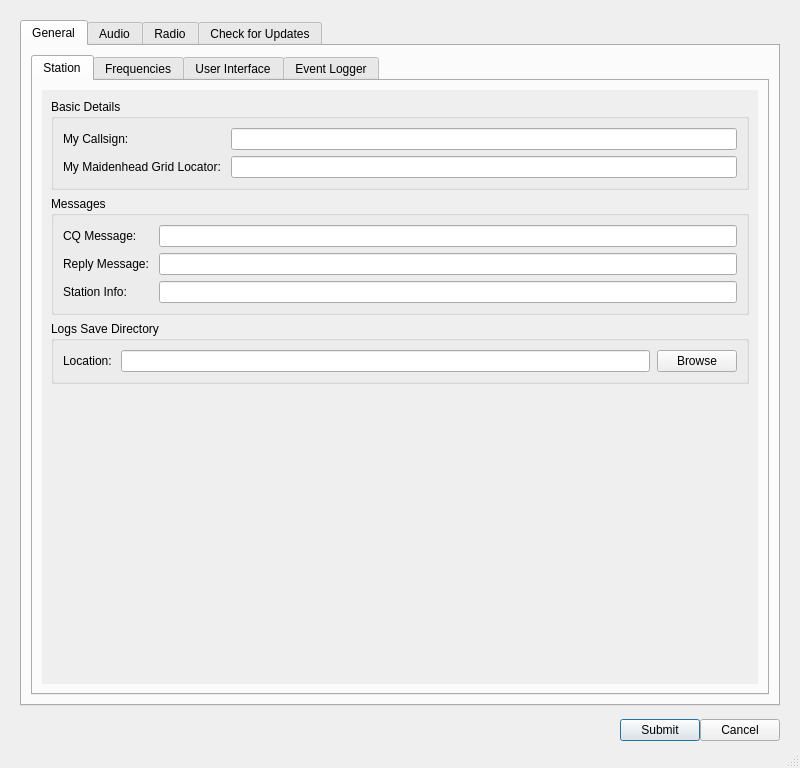
This is src/ui/dialogsettings.ui in GekkoFyre/small-world-deluxe as Qt 5 draws it before an edit. The edited form follows.
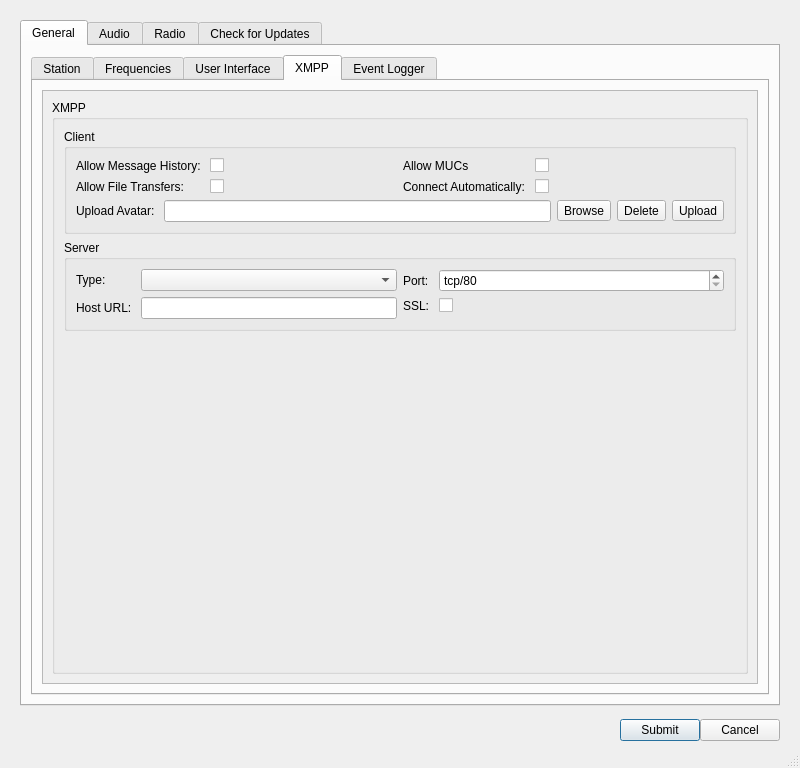
This is the edited form. The open tabs and pages were chosen to show the change.

Commit message: * Many updates to the UI regarding XMPP within Small World Deluxe.

Patch:
```diff
--- a/src/ui/dialogsettings.ui
+++ b/src/ui/dialogsettings.ui
@@ -1808,6 +1808,435 @@
                  </item>
                 </layout>
                </widget>
+               <widget class="QWidget" name="tab_general_xmpp">
+                <attribute name="title">
+                 <string>XMPP</string>
+                </attribute>
+                <layout class="QVBoxLayout" name="verticalLayout_58">
+                 <item>
+                  <widget class="QScrollArea" name="scrollArea_ui_xmpp_cfg">
+                   <property name="horizontalScrollBarPolicy">
+                    <enum>Qt::ScrollBarAlwaysOff</enum>
+                   </property>
+                   <property name="widgetResizable">
+                    <bool>true</bool>
+                   </property>
+                   <widget class="QWidget" name="scrollAreaWidgetContents_6">
+                    <property name="geometry">
+                     <rect>
+                      <x>0</x>
+                      <y>0</y>
+                      <width>698</width>
+                      <height>577</height>
+                     </rect>
+                    </property>
+                    <layout class="QVBoxLayout" name="verticalLayout_60">
+                     <item>
+                      <widget class="QGroupBox" name="groupBox_xmpp_cfg">
+                       <property name="title">
+                        <string>XMPP</string>
+                       </property>
+                       <layout class="QVBoxLayout" name="verticalLayout_59">
+                        <item>
+                         <widget class="QGroupBox" name="groupBox_xmpp_cfg_client">
+                          <property name="title">
+                           <string>Client</string>
+                          </property>
+                          <layout class="QHBoxLayout" name="horizontalLayout_44">
+                           <item>
+                            <widget class="QFrame" name="frame_xmpp_cfg_client">
+                             <property name="frameShape">
+                              <enum>QFrame::NoFrame</enum>
+                             </property>
+                             <property name="frameShadow">
+                              <enum>QFrame::Raised</enum>
+                             </property>
+                             <layout class="QVBoxLayout" name="verticalLayout_62">
+                              <property name="leftMargin">
+                               <number>0</number>
+                              </property>
+                              <property name="topMargin">
+                               <number>0</number>
+                              </property>
+                              <property name="rightMargin">
+                               <number>0</number>
+                              </property>
+                              <property name="bottomMargin">
+                               <number>0</number>
+                              </property>
+                              <item>
+                               <widget class="QFrame" name="frame_xmpp_cfg_client_upper">
+                                <property name="frameShape">
+                                 <enum>QFrame::NoFrame</enum>
+                                </property>
+                                <property name="frameShadow">
+                                 <enum>QFrame::Raised</enum>
+                                </property>
+                                <layout class="QHBoxLayout" name="horizontalLayout_49">
+                                 <property name="leftMargin">
+                                  <number>0</number>
+                                 </property>
+                                 <property name="topMargin">
+                                  <number>0</number>
+                                 </property>
+                                 <property name="rightMargin">
+                                  <number>0</number>
+                                 </property>
+                                 <property name="bottomMargin">
+                                  <number>0</number>
+                                 </property>
+                                 <item>
+                                  <widget class="QFrame" name="frame_xmpp_cfg_client_left_frame">
+                                   <property name="sizePolicy">
+                                    <sizepolicy hsizetype="Preferred" vsizetype="Preferred">
+                                     <horstretch>50</horstretch>
+                                     <verstretch>0</verstretch>
+                                    </sizepolicy>
+                                   </property>
+                                   <property name="frameShape">
+                                    <enum>QFrame::NoFrame</enum>
+                                   </property>
+                                   <property name="frameShadow">
+                                    <enum>QFrame::Raised</enum>
+                                   </property>
+                                   <layout class="QFormLayout" name="formLayout_31">
+                                    <property name="leftMargin">
+                                     <number>0</number>
+                                    </property>
+                                    <property name="topMargin">
+                                     <number>0</number>
+                                    </property>
+                                    <property name="rightMargin">
+                                     <number>0</number>
+                                    </property>
+                                    <property name="bottomMargin">
+                                     <number>0</number>
+                                    </property>
+                                    <item row="0" column="0">
+                                     <widget class="QLabel" name="label_allow_msg_history">
+                                      <property name="text">
+                                       <string>Allow Message History: </string>
+                                      </property>
+                                     </widget>
+                                    </item>
+                                    <item row="0" column="1">
+                                     <widget class="QCheckBox" name="checkBox_allow_msg_history">
+                                      <property name="text">
+                                       <string/>
+                                      </property>
+                                     </widget>
+                                    </item>
+                                    <item row="1" column="0">
+                                     <widget class="QLabel" name="label_allow_file_transfers">
+                                      <property name="text">
+                                       <string>Allow File Transfers: </string>
+                                      </property>
+                                     </widget>
+                                    </item>
+                                    <item row="1" column="1">
+                                     <widget class="QCheckBox" name="checkBox_allow_file_transfers">
+                                      <property name="text">
+                                       <string/>
+                                      </property>
+                                     </widget>
+                                    </item>
+                                   </layout>
+                                  </widget>
+                                 </item>
+                                 <item>
+                                  <widget class="QFrame" name="frame_xmpp_cfg_client_right_frame">
+                                   <property name="sizePolicy">
+                                    <sizepolicy hsizetype="Preferred" vsizetype="Preferred">
+                                     <horstretch>50</horstretch>
+                                     <verstretch>0</verstretch>
+                                    </sizepolicy>
+                                   </property>
+                                   <property name="frameShape">
+                                    <enum>QFrame::NoFrame</enum>
+                                   </property>
+                                   <property name="frameShadow">
+                                    <enum>QFrame::Raised</enum>
+                                   </property>
+                                   <layout class="QFormLayout" name="formLayout_32">
+                                    <property name="leftMargin">
+                                     <number>0</number>
+                                    </property>
+                                    <property name="topMargin">
+                                     <number>0</number>
+                                    </property>
+                                    <property name="rightMargin">
+                                     <number>0</number>
+                                    </property>
+                                    <property name="bottomMargin">
+                                     <number>0</number>
+                                    </property>
+                                    <item row="0" column="0">
+                                     <widget class="QLabel" name="label_allow_muc_creation">
+                                      <property name="text">
+                                       <string>Allow MUCs</string>
+                                      </property>
+                                     </widget>
+                                    </item>
+                                    <item row="0" column="1">
+                                     <widget class="QCheckBox" name="checkBox_allow_muc_creation">
+                                      <property name="text">
+                                       <string/>
+                                      </property>
+                                     </widget>
+                                    </item>
+                                    <item row="1" column="0">
+                                     <widget class="QLabel" name="label_connect_automatically">
+                                      <property name="text">
+                                       <string>Connect Automatically: </string>
+                                      </property>
+                                     </widget>
+                                    </item>
+                                    <item row="1" column="1">
+                                     <widget class="QCheckBox" name="checkBox_connect_automatically">
+                                      <property name="text">
+                                       <string/>
+                                      </property>
+                                     </widget>
+                                    </item>
+                                   </layout>
+                                  </widget>
+                                 </item>
+                                </layout>
+                               </widget>
+                              </item>
+                              <item>
+                               <widget class="QFrame" name="frame_xmpp_cfg_client_bottom">
+                                <property name="frameShape">
+                                 <enum>QFrame::NoFrame</enum>
+                                </property>
+                                <property name="frameShadow">
+                                 <enum>QFrame::Raised</enum>
+                                </property>
+                                <layout class="QFormLayout" name="formLayout_35">
+                                 <property name="leftMargin">
+                                  <number>0</number>
+                                 </property>
+                                 <property name="topMargin">
+                                  <number>0</number>
+                                 </property>
+                                 <property name="rightMargin">
+                                  <number>0</number>
+                                 </property>
+                                 <property name="bottomMargin">
+                                  <number>0</number>
+                                 </property>
+                                 <item row="0" column="0">
+                                  <widget class="QLabel" name="label_upload_avatar">
+                                   <property name="text">
+                                    <string>Upload Avatar: </string>
+                                   </property>
+                                  </widget>
+                                 </item>
+                                 <item row="0" column="1">
+                                  <widget class="QFrame" name="frame_upload_avatar">
+                                   <property name="frameShape">
+                                    <enum>QFrame::NoFrame</enum>
+                                   </property>
+                                   <property name="frameShadow">
+                                    <enum>QFrame::Raised</enum>
+                                   </property>
+                                   <layout class="QHBoxLayout" name="horizontalLayout_48">
+                                    <property name="leftMargin">
+                                     <number>0</number>
+                                    </property>
+                                    <property name="topMargin">
+                                     <number>0</number>
+                                    </property>
+                                    <property name="rightMargin">
+                                     <number>0</number>
+                                    </property>
+                                    <property name="bottomMargin">
+                                     <number>0</number>
+                                    </property>
+                                    <item>
+                                     <widget class="QLineEdit" name="lineEdit_xmpp_upload_avatar_file_browser"/>
+                                    </item>
+                                    <item>
+                                     <widget class="QToolButton" name="toolButton_xmpp_upload_avatar_browse_file">
+                                      <property name="text">
+                                       <string>Browse</string>
+                                      </property>
+                                     </widget>
+                                    </item>
+                                    <item>
+                                     <widget class="QToolButton" name="toolButton_xmpp_delete_avatar_from_server">
+                                      <property name="text">
+                                       <string>Delete</string>
+                                      </property>
+                                     </widget>
+                                    </item>
+                                    <item>
+                                     <widget class="QToolButton" name="toolButton_xmpp_upload_avatar_to_server">
+                                      <property name="text">
+                                       <string>Upload</string>
+                                      </property>
+                                     </widget>
+                                    </item>
+                                   </layout>
+                                  </widget>
+                                 </item>
+                                </layout>
+                               </widget>
+                              </item>
+                             </layout>
+                            </widget>
+                           </item>
+                          </layout>
+                         </widget>
+                        </item>
+                        <item>
+                         <widget class="QGroupBox" name="groupBox_xmpp_cfg_server">
+                          <property name="title">
+                           <string>Server</string>
+                          </property>
+                          <layout class="QHBoxLayout" name="horizontalLayout_45">
+                           <item>
+                            <widget class="QFrame" name="frame_xmpp_cfg_server_left_frame">
+                             <property name="sizePolicy">
+                              <sizepolicy hsizetype="Preferred" vsizetype="Preferred">
+                               <horstretch>50</horstretch>
+                               <verstretch>0</verstretch>
+                              </sizepolicy>
+                             </property>
+                             <property name="frameShape">
+                              <enum>QFrame::NoFrame</enum>
+                             </property>
+                             <property name="frameShadow">
+                              <enum>QFrame::Raised</enum>
+                             </property>
+                             <layout class="QFormLayout" name="formLayout_33">
+                              <property name="leftMargin">
+                               <number>0</number>
+                              </property>
+                              <property name="topMargin">
+                               <number>0</number>
+                              </property>
+                              <property name="rightMargin">
+                               <number>0</number>
+                              </property>
+                              <property name="bottomMargin">
+                               <number>0</number>
+                              </property>
+                              <item row="1" column="0">
+                               <widget class="QLabel" name="label_xmpp_server_url">
+                                <property name="text">
+                                 <string>Host URL: </string>
+                                </property>
+                               </widget>
+                              </item>
+                              <item row="1" column="1">
+                               <widget class="QLineEdit" name="lineEdit_xmpp_server_url"/>
+                              </item>
+                              <item row="0" column="0">
+                               <widget class="QLabel" name="label_xmpp_server_type">
+                                <property name="text">
+                                 <string>Type: </string>
+                                </property>
+                               </widget>
+                              </item>
+                              <item row="0" column="1">
+                               <widget class="QComboBox" name="comboBox_xmpp_server_type"/>
+                              </item>
+                             </layout>
+                            </widget>
+                           </item>
+                           <item>
+                            <widget class="QFrame" name="frame_xmpp_cfg_server_right_frame">
+                             <property name="sizePolicy">
+                              <sizepolicy hsizetype="Preferred" vsizetype="Preferred">
+                               <horstretch>50</horstretch>
+                               <verstretch>0</verstretch>
+                              </sizepolicy>
+                             </property>
+                             <property name="frameShape">
+                              <enum>QFrame::NoFrame</enum>
+                             </property>
+                             <property name="frameShadow">
+                              <enum>QFrame::Raised</enum>
+                             </property>
+                             <layout class="QFormLayout" name="formLayout_34">
+                              <property name="leftMargin">
+                               <number>0</number>
+                              </property>
+                              <property name="topMargin">
+                               <number>0</number>
+                              </property>
+                              <property name="rightMargin">
+                               <number>0</number>
+                              </property>
+                              <property name="bottomMargin">
+                               <number>0</number>
+                              </property>
+                              <item row="0" column="0">
+                               <widget class="QLabel" name="label_xmpp_server_port">
+                                <property name="text">
+                                 <string>Port: </string>
+                                </property>
+                               </widget>
+                              </item>
+                              <item row="0" column="1">
+                               <widget class="QSpinBox" name="spinBox_xmpp_server_port">
+                                <property name="suffix">
+                                 <string/>
+                                </property>
+                                <property name="prefix">
+                                 <string>tcp/</string>
+                                </property>
+                                <property name="minimum">
+                                 <number>80</number>
+                                </property>
+                                <property name="maximum">
+                                 <number>65536</number>
+                                </property>
+                               </widget>
+                              </item>
+                              <item row="1" column="0">
+                               <widget class="QLabel" name="label_xmpp_server_ssl">
+                                <property name="text">
+                                 <string>SSL: </string>
+                                </property>
+                               </widget>
+                              </item>
+                              <item row="1" column="1">
+                               <widget class="QCheckBox" name="checkBox_xmpp_server_ssl">
+                                <property name="text">
+                                 <string/>
+                                </property>
+                               </widget>
+                              </item>
+                             </layout>
+                            </widget>
+                           </item>
+                          </layout>
+                         </widget>
+                        </item>
+                        <item>
+                         <spacer name="verticalSpacer_12">
+                          <property name="orientation">
+                           <enum>Qt::Vertical</enum>
+                          </property>
+                          <property name="sizeHint" stdset="0">
+                           <size>
+                            <width>20</width>
+                            <height>40</height>
+                           </size>
+                          </property>
+                         </spacer>
+                        </item>
+                       </layout>
+                      </widget>
+                     </item>
+                    </layout>
+                   </widget>
+                  </widget>
+                 </item>
+                </layout>
+               </widget>
                <widget class="QWidget" name="tab_general_event_logger">
                 <attribute name="title">
                  <string>Event Logger</string>
```
Left out of the diff: 68 changed lines with no effect on the pictures. Lines whose indentation alone changed are shown as unchanged. The commit also changes 11 other files.
